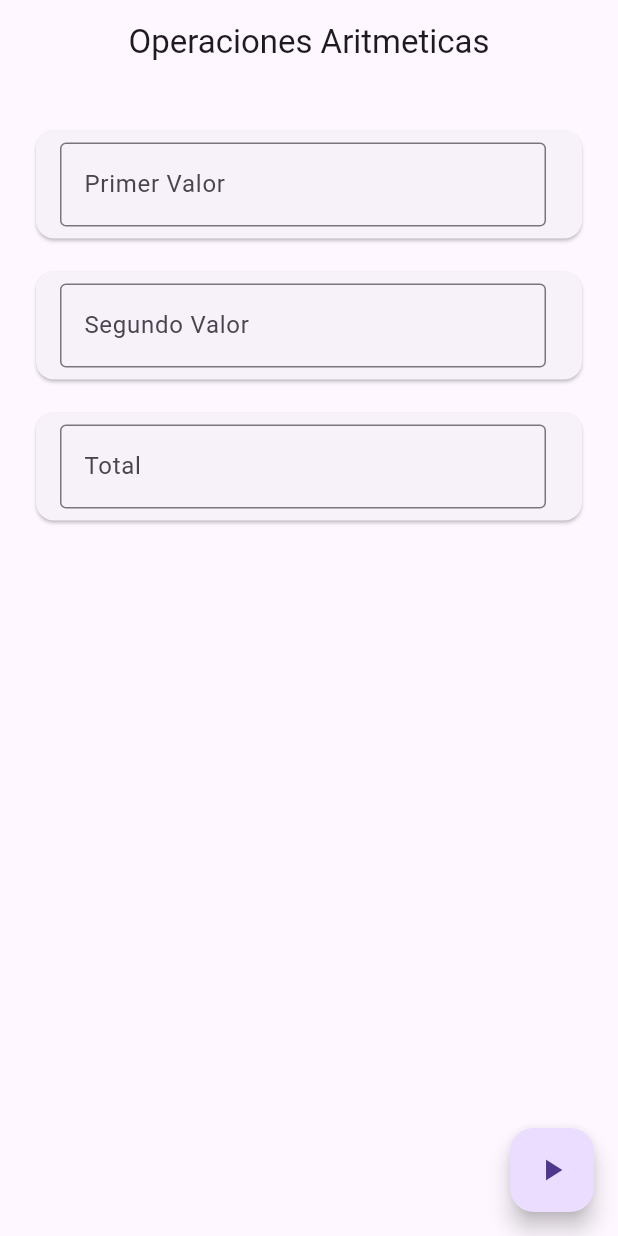
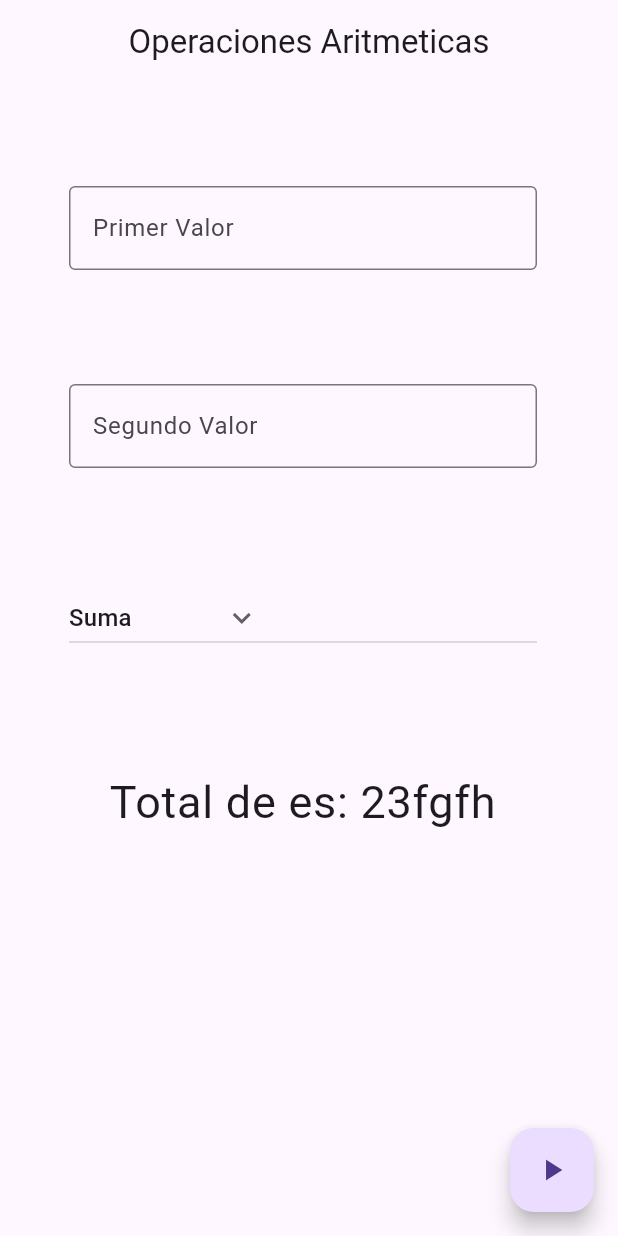
Before and after one commit to YMEZA97/t2_statefull_widgets, a Flutter app: the screen it shows after launch, on a phone screen of 412 x 824 dp. Run offline on Flutter 3.47's test engine with Material 3 defaults, Android fonts, the phone set to English and light mode, and no system bars.

Commit message:
T2 Main init - Update 4

```diff
--- a/lib/home_page.dart
+++ b/lib/home_page.dart
@@ -1,4 +1,20 @@
 import 'package:flutter/material.dart';
+
+var total = "23fgfh";
+
+// List of items in our dropdown menu
+const List<String> items = <String>[
+  'Suma',
+  'Resta',
+  'Multiplicacion',
+  'Division'
+];
+
+String dropdownValue = items.first;
+
+TextEditingController n1 = TextEditingController();
+TextEditingController n2 = TextEditingController();
+GlobalKey<FormState> keyForm = GlobalKey();
 
 class HomePage extends StatefulWidget {
   const HomePage({super.key});
@@ -6,13 +22,6 @@ class HomePage extends StatefulWidget {
   @override
   State<HomePage> createState() => _HomePageState();
 }
-
-TextEditingController n1 = TextEditingController();
-TextEditingController n2 = TextEditingController();
-TextEditingController sumatoria = TextEditingController();
-TextEditingController total = TextEditingController();
-
-GlobalKey<FormState> keyForm = GlobalKey();
 
 class _HomePageState extends State<HomePage> {
   @override
@@ -24,7 +33,7 @@ class _HomePageState extends State<HomePage> {
       ),
       body: Center(
         child: Container(
-          margin: const EdgeInsets.all(20.0),
+          margin: const EdgeInsets.all(30.0),
           child: Form(
             key: keyForm,
             child: formUI(),
@@ -43,30 +52,56 @@ class _HomePageState extends State<HomePage> {
 
 formItemsDesign(item) {
   return Padding(
-    padding: const EdgeInsets.symmetric(vertical: 7),
-    child: Card(child: ListTile(title: item)),
-  );
+      padding: const EdgeInsets.symmetric(vertical: 30),
+      child: ListTile(title: item));
 }
 
 Widget formUI() {
   return Column(children: <Widget>[
     formItemsDesign(TextField(
       controller: n1,
+      textAlign: TextAlign.center,
       keyboardType: const TextInputType.numberWithOptions(decimal: true),
       decoration: const InputDecoration(
           border: OutlineInputBorder(), labelText: 'Primer Valor'),
     )),
     formItemsDesign(TextField(
       controller: n2,
+      textAlign: TextAlign.center,
       keyboardType: const TextInputType.numberWithOptions(decimal: true),
       decoration: const InputDecoration(
           border: OutlineInputBorder(), labelText: 'Segundo Valor'),
     )),
-    formItemsDesign(TextField(
-      controller: total,
-      keyboardType: const TextInputType.numberWithOptions(decimal: true),
-      decoration: const InputDecoration(
-          border: OutlineInputBorder(), labelText: 'Total'),
-    )),
+    formItemsDesign(
+      DropdownButton(
+        // Initial Value
+        value: dropdownValue,
+
+        // Down Arrow Icon
+        icon: const Icon(Icons.keyboard_arrow_down),
+
+        onChanged: (String? newValue) {
+          setState(() {
+            dropdownValue = newValue!;
+          });
+        },
+
+        // Array list of items
+        items: items.map<DropdownMenuItem<String>>((String items) {
+          return DropdownMenuItem<String>(
+            value: items,
+            child: Text(items),
+          );
+        }).toList(),
+        // After selecting the desired option,it will
+        // change button value to selected value
+      ),
+    ),
+    formItemsDesign(Text(
+        textAlign: TextAlign.center,
+        style: const TextStyle(fontSize: 30),
+        "Total de es: ${total}")),
   ]);
 }
+
+setState(Null Function() param0) {}
```
